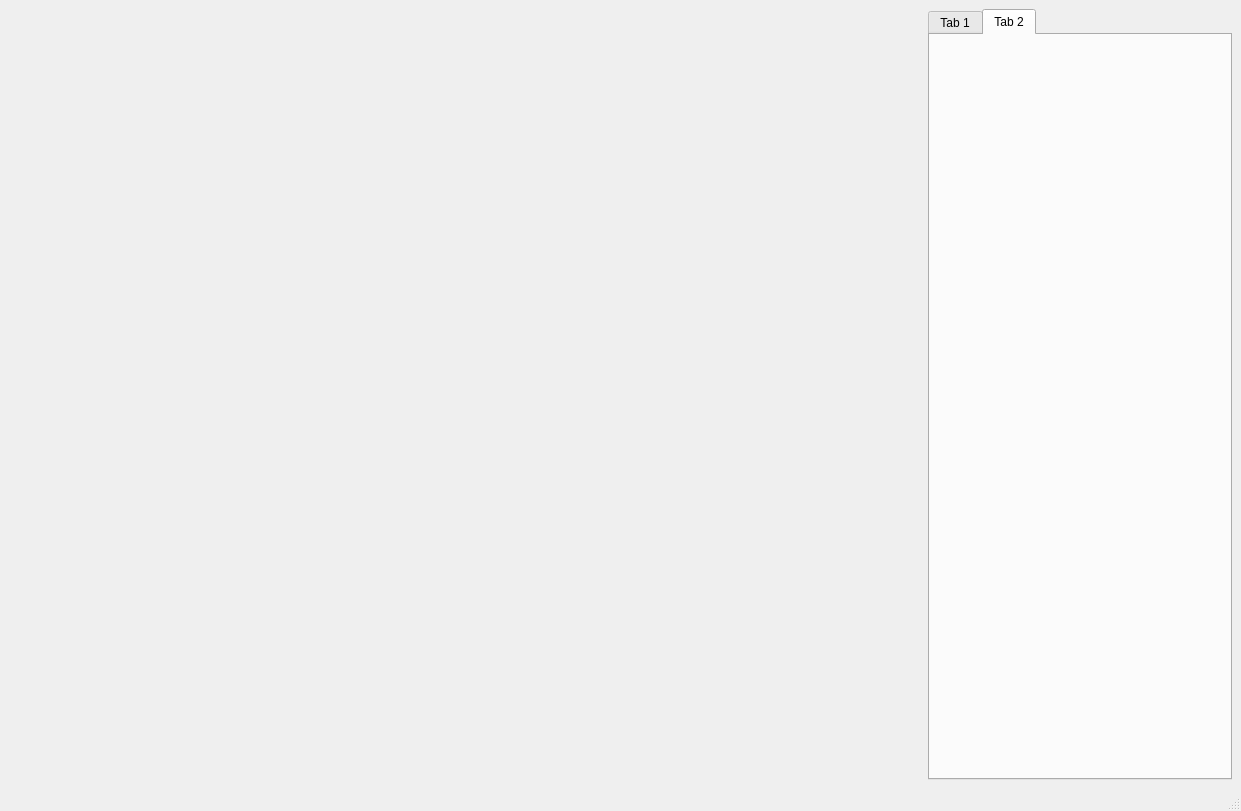
Above: mainwindow.ui from galapaegos/TeleZero before the change. Below: the same form after it.
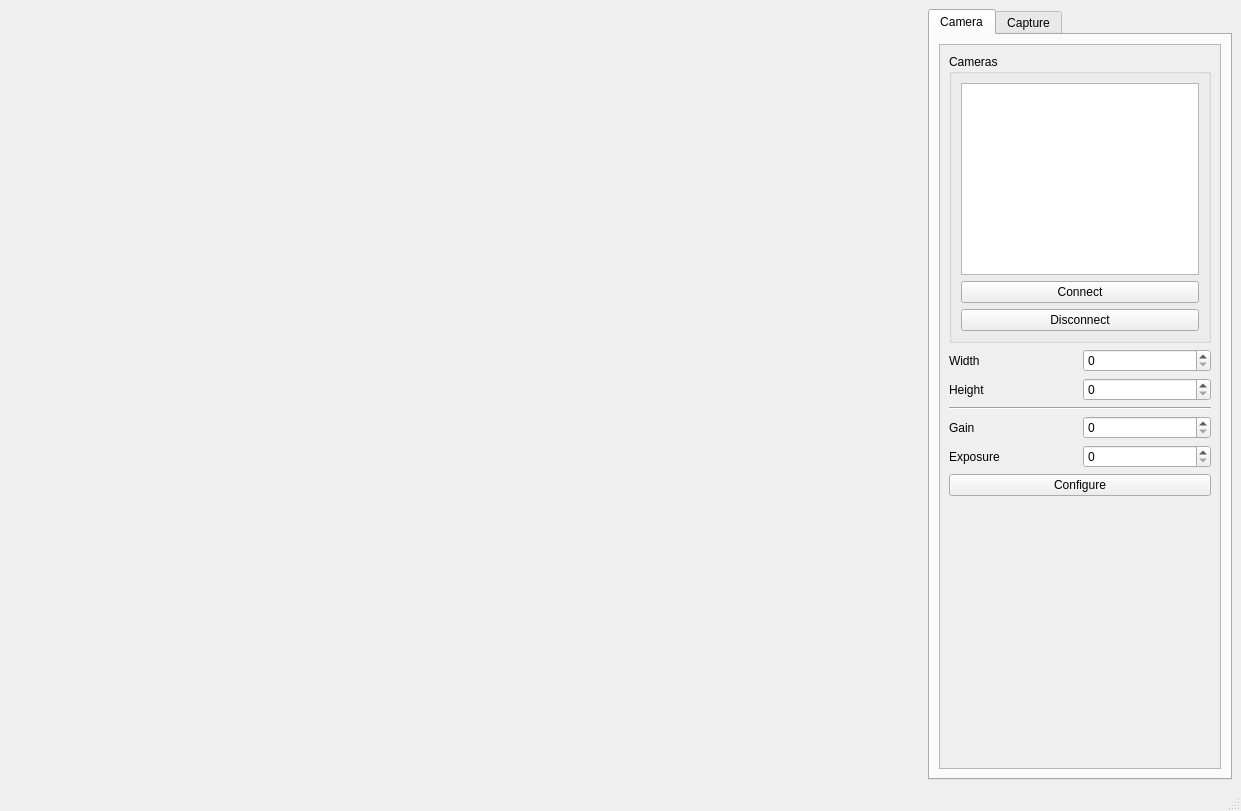
That is the form after the change.

Commit message: Added list, added connecting to camera.

Diff of the .ui file:
```diff
--- a/mainwindow.ui
+++ b/mainwindow.ui
@@ -21,18 +21,144 @@
        <widget class="QWidget" name="widget" native="true"/>
       </item>
       <item row="0" column="1">
-       <widget class="QTabWidget" name="capture_settings">
+       <widget class="QTabWidget" name="settings">
         <property name="currentIndex">
          <number>1</number>
         </property>
         <widget class="QWidget" name="camera_settings">
          <attribute name="title">
-          <string>Tab 1</string>
+          <string>Camera</string>
          </attribute>
+         <layout class="QVBoxLayout" name="verticalLayout_2">
+          <item>
+           <layout class="QVBoxLayout" name="verticalLayout">
+            <item>
+             <widget class="QScrollArea" name="scrollArea">
+              <property name="widgetResizable">
+               <bool>true</bool>
+              </property>
+              <widget class="QWidget" name="scrollAreaWidgetContents">
+               <property name="geometry">
+                <rect>
+                 <x>0</x>
+                 <y>0</y>
+                 <width>276</width>
+                 <height>697</height>
+                </rect>
+               </property>
+               <layout class="QGridLayout" name="gridLayout_4">
+                <item row="0" column="0">
+                 <layout class="QGridLayout" name="gridLayout_3">
+                  <item row="0" column="0" colspan="2">
+                   <widget class="QGroupBox" name="groupBox">
+                    <property name="title">
+                     <string>Cameras</string>
+                    </property>
+                    <layout class="QGridLayout" name="gridLayout_8">
+                     <item row="0" column="0">
+                      <layout class="QGridLayout" name="gridLayout_7">
+                       <item row="1" column="0">
+                        <widget class="QPushButton" name="connect_camera">
+                         <property name="text">
+                          <string>Connect</string>
+                         </property>
+                        </widget>
+                       </item>
+                       <item row="0" column="0">
+                        <widget class="QTableWidget" name="camera_list"/>
+                       </item>
+                       <item row="2" column="0">
+                        <widget class="QPushButton" name="disconnect_camera">
+                         <property name="text">
+                          <string>Disconnect</string>
+                         </property>
+                        </widget>
+                       </item>
+                      </layout>
+                     </item>
+                    </layout>
+                   </widget>
+                  </item>
+                  <item row="2" column="1">
+                   <widget class="QSpinBox" name="camera_height"/>
+                  </item>
+                  <item row="3" column="0" colspan="2">
+                   <widget class="Line" name="line_2">
+                    <property name="orientation">
+                     <enum>Qt::Horizontal</enum>
+                    </property>
+                   </widget>
+                  </item>
+                  <item row="4" column="0">
+                   <widget class="QLabel" name="label">
+                    <property name="text">
+                     <string>Gain</string>
+                    </property>
+                   </widget>
+                  </item>
+                  <item row="2" column="0">
+                   <widget class="QLabel" name="label_5">
+                    <property name="text">
+                     <string>Height</string>
+                    </property>
+                   </widget>
+                  </item>
+                  <item row="1" column="0">
+                   <widget class="QLabel" name="label_4">
+                    <property name="text">
+                     <string>Width</string>
+                    </property>
+                   </widget>
+                  </item>
+                  <item row="1" column="1">
+                   <widget class="QSpinBox" name="camera_width"/>
+                  </item>
+                  <item row="5" column="1">
+                   <widget class="QSpinBox" name="camera_exposure"/>
+                  </item>
+                  <item row="4" column="1">
+                   <widget class="QSpinBox" name="camera_gain"/>
+                  </item>
+                  <item row="5" column="0">
+                   <widget class="QLabel" name="label_2">
+                    <property name="text">
+                     <string>Exposure</string>
+                    </property>
+                   </widget>
+                  </item>
+                  <item row="6" column="0" colspan="2">
+                   <widget class="QPushButton" name="configure_camera">
+                    <property name="text">
+                     <string>Configure</string>
+                    </property>
+                   </widget>
+                  </item>
+                 </layout>
+                </item>
+                <item row="1" column="0">
+                 <spacer name="verticalSpacer">
+                  <property name="orientation">
+                   <enum>Qt::Vertical</enum>
+                  </property>
+                  <property name="sizeHint" stdset="0">
+                   <size>
+                    <width>20</width>
+                    <height>40</height>
+                   </size>
+                  </property>
+                 </spacer>
+                </item>
+               </layout>
+              </widget>
+             </widget>
+            </item>
+           </layout>
+          </item>
+         </layout>
         </widget>
-        <widget class="QWidget" name="tab_2">
+        <widget class="QWidget" name="capture_settings">
          <attribute name="title">
-          <string>Tab 2</string>
+          <string>Capture</string>
          </attribute>
         </widget>
        </widget>
```
Left out of the diff: 81 changed lines with no effect on the pictures. The commit also changes 2 other files.
